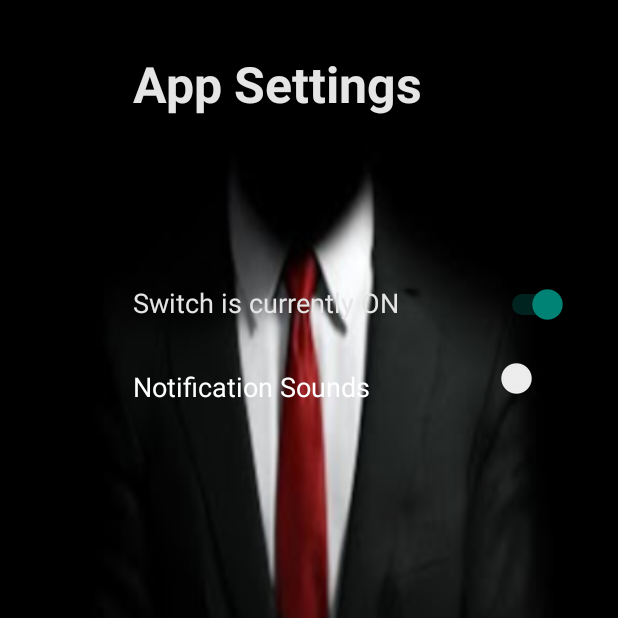
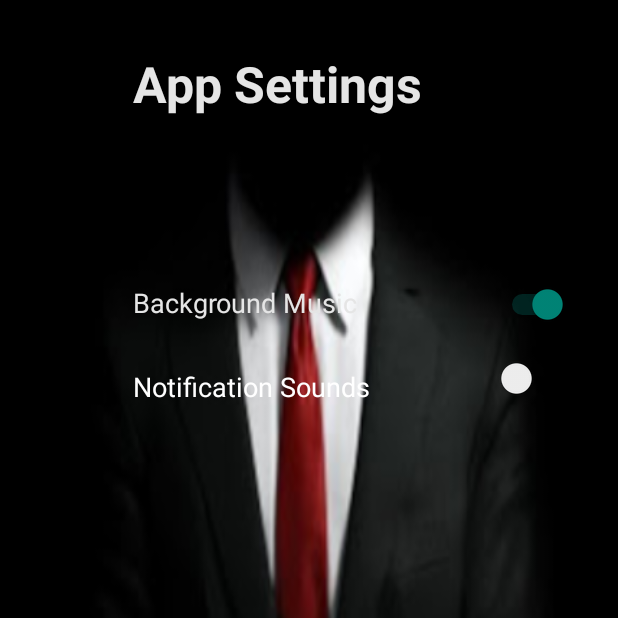
Before and after one commit to soorinpark/mafiagame, an Android app: the Settings screen opened directly, with no data from a screen before it, on a phone screen of 412 x 824 dp, the top half of it. Run offline under Robolectric (Android 15) with nearby library versions, the phone set to English and light mode, and no system bars.

Commit message:
Added App Icon, small change to Settings
Added App Icon, small change to Settings

```diff
--- a/app/src/main/java/com/mafiagame/csci3308/mafiagame/Settings.java
+++ b/app/src/main/java/com/mafiagame/csci3308/mafiagame/Settings.java
@@ -66,10 +66,10 @@ public class Settings extends Activity {
 
             //check the current state before we display the screen
             if(music_switch.isChecked()){
-                music_label.setText("Switch is currently ON");
+                music_label.setText("Background Music");
             }
             else {
-                music_label.setText("Switch is currently OFF");
+                music_label.setText("Background Music");
             }
         }
 
--- a/app/src/main/res/layout/settings.xml
+++ b/app/src/main/res/layout/settings.xml
@@ -36,7 +36,7 @@
             <TextView
                 android:layout_width="wrap_content"
                 android:layout_height="wrap_content"
-                android:text="Music"
+                android:text="Background Music"
                 android:textSize="8pt"
                 android:id="@+id/music_label"
                 android:layout_weight="1"
```
Also changed, not shown: app/src/main/ic_launcher-web.png (added), app/src/main/res/mipmap-hdpi/ic_launcher.png, app/src/main/res/mipmap-mdpi/ic_launcher.png, app/src/main/res/mipmap-xhdpi/ic_launcher.png, app/src/main/res/mipmap-xxhdpi/ic_launcher.png, app/src/main/res/mipmap-xxxhdpi/ic_launcher.png.
